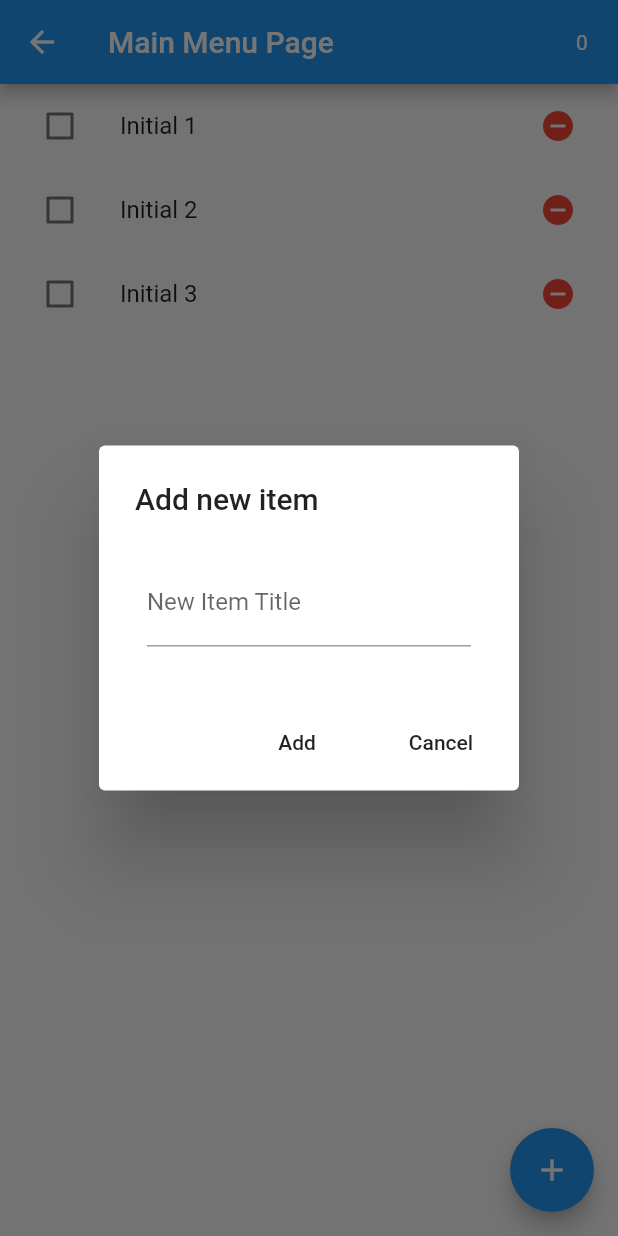
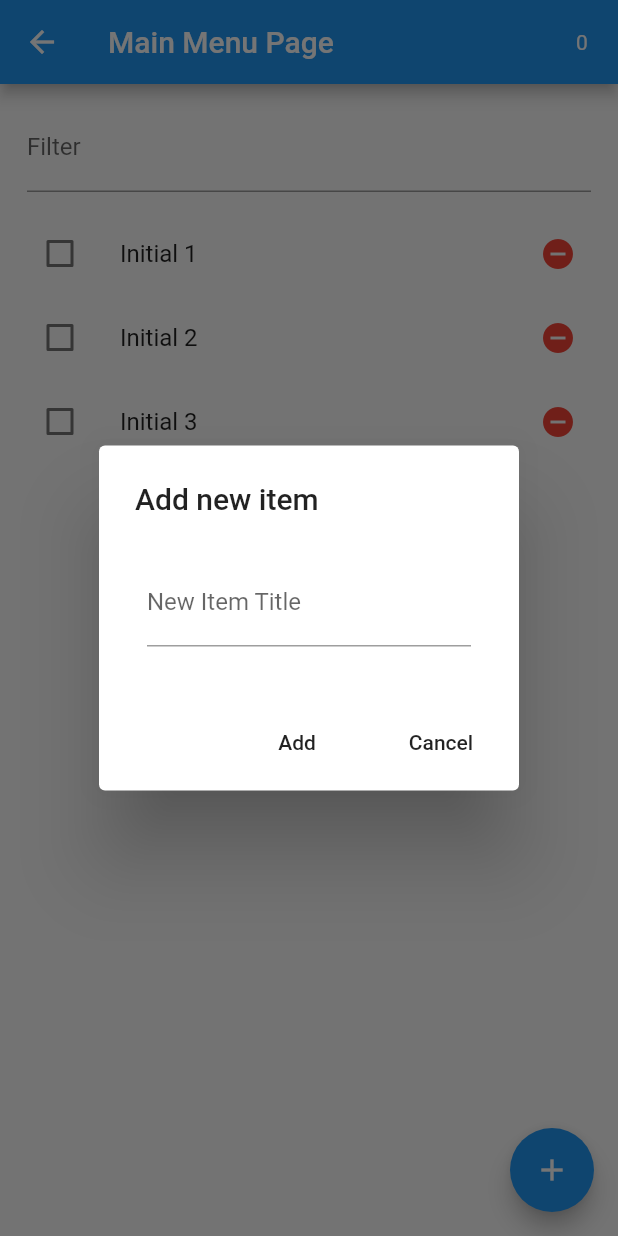
Before and after one commit to LeonardoLeiteMeira/flutter_mobx_learnig, a Flutter app: the MainMenu screen opened by its route, after a tap on the "add" icon, on a phone screen of 412 x 824 dp. Run offline on Flutter 3.47's test engine with Material 2 defaults, Android fonts, the phone set to English and light mode, and no system bars; our stand-ins replace flutter_mobx, get_it, mobx; generated files the repository leaves out were written again.

Commit message:
add filter to item list

```diff
--- a/lib/controller/list_controller.dart
+++ b/lib/controller/list_controller.dart
@@ -19,6 +19,22 @@ abstract class ListItemControllerBase with Store {
     listItem.remove(removeItem);
   }
 
+  @observable
+  String _filter = '';
+
+  @action
+  setFilter(String newFilter) => _filter = newFilter;
+
+  @computed
+  ObservableList<ItemModel> get listItemFiltered {
+    if (_filter == '') return listItem;
+
+    return listItem
+      .where((item) => item.title.contains(_filter))
+      .toList()
+      .asObservable();
+  }
+
   @computed
   int get totalSelected => listItem.where((item) => item.check).length;
 
--- a/lib/view/main_menu.dart
+++ b/lib/view/main_menu.dart
@@ -5,18 +5,51 @@ import 'package:flutter_mobx_learning/models/components/my_item.component.dart';
 import 'package:flutter_mobx_learning/models/components/my_text_field.inline.dart';
 import 'package:flutter_mobx_learning/models/item.model.dart';
 import 'package:get_it/get_it.dart';
-import 'package:mobx/mobx.dart';
 
 class MainMenu extends StatelessWidget {
+  Widget _listItensWidget(listItemController) => Observer(builder: (_) {
+        return ListView.builder(
+          shrinkWrap: true,
+          physics: NeverScrollableScrollPhysics(),
+          /**
+           * User shrinkWrap true and physics, and
+           * builder is called only for those children
+           * that are actually visible
+          */
+          itemCount: listItemController.listItemFiltered.length,
+          itemBuilder: (_, index) {
+            var item = listItemController.listItemFiltered[index];
+            return Container(
+              child: MyItem(
+                item: item,
+                removeFromList: () => listItemController.removeItem(item),
+              ),
+            );
+          },
+        );
+      });
+
+  Widget _filter(ListItemController listItemController) {
+    return Padding(
+        padding: EdgeInsets.fromLTRB(10, 5, 10, 5),
+        child: myTextFieldInline(
+        "Filter",
+        listItemController.setFilter,
+        null,
+        null,
+        TextInputType.text
+      ),
+    );
+  }
+
   _newItemDialog(context, Function addItem) => showDialog(
       context: context,
       builder: (_) {
         ItemModel newItem = ItemModel(check: false);
         String title;
-        Function onChange(String value) {
+        onChange(String value) {
           title = value;
         }
-
         return AlertDialog(
           title: Text("Add new item"),
           content: myTextFieldInline(
@@ -57,23 +90,11 @@ class MainMenu extends StatelessWidget {
           )
         ],
       ),
-      body: Container(
-        child: Observer(
-          builder: (_) {
-            return ListView.builder(
-              itemCount: listItemController.listItem.length,
-              itemBuilder: (_, index) {
-                var item = listItemController.listItem[index];
-                return Container(
-                  child: MyItem(
-                    item: item,
-                    removeFromList: () => listItemController.removeItem(item),
-                  ),
-                );
-              },
-            );
-          },
-        ),
+      body: SingleChildScrollView(
+        child: Column(children: <Widget>[
+          _filter(listItemController),
+          _listItensWidget(listItemController),
+        ]),
       ),
       floatingActionButton: FloatingActionButton(
         child: Icon(Icons.add),
```
Also changed, not shown: lib/controller/list_controller.g.dart.
